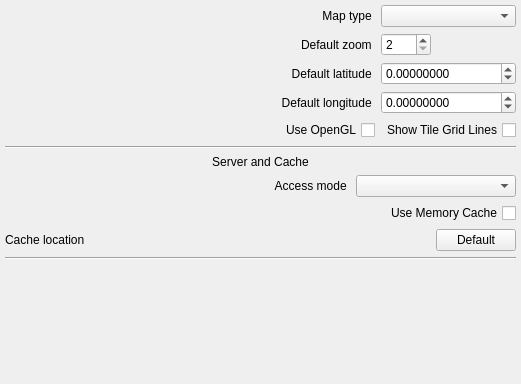
openpilot/OpenPilot, file ground/src/plugins/opmap/opmapgadgetoptionspage.ui: the form before one commit.
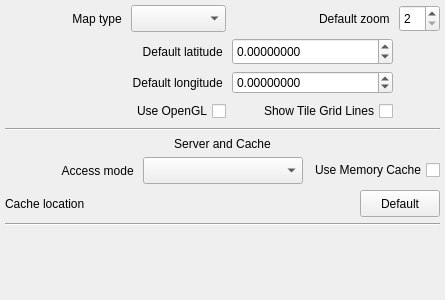
The form after the commit. Custom widgets are drawn as their Qt base class.

Commit message: Make OPMap options page a bit nicer with resize and consistent with behaviour of other config dialogs.

The edit to the form file:
```diff
--- a/ground/src/plugins/opmap/opmapgadgetoptionspage.ui
+++ b/ground/src/plugins/opmap/opmapgadgetoptionspage.ui
@@ -6,8 +6,8 @@
    <rect>
     <x>0</x>
     <y>0</y>
-    <width>521</width>
-    <height>384</height>
+    <width>445</width>
+    <height>300</height>
    </rect>
   </property>
   <property name="sizePolicy">
@@ -16,6 +16,12 @@
     <verstretch>0</verstretch>
    </sizepolicy>
   </property>
+  <property name="minimumSize">
+   <size>
+    <width>445</width>
+    <height>300</height>
+   </size>
+  </property>
   <property name="windowTitle">
    <string>Form</string>
   </property>
@@ -24,73 +30,79 @@
     <number>5</number>
    </property>
    <item row="1" column="0">
-    <layout class="QGridLayout" name="gridLayout_3" rowstretch="0,0,0,0,0,0,0">
-     <item row="4" column="2">
-      <widget class="QLabel" name="label_4">
+    <layout class="QGridLayout" name="gridLayout_3" rowstretch="0,0,0,0,0,0,0" rowminimumheight="22,22,22,0,22,0,0">
+     <item row="2" column="0">
+      <spacer name="horizontalSpacer_4">
+       <property name="orientation">
+        <enum>Qt::Horizontal</enum>
+       </property>
+       <property name="sizeHint" stdset="0">
+        <size>
+         <width>40</width>
+         <height>20</height>
+        </size>
+       </property>
+      </spacer>
+     </item>
+     <item row="0" column="0">
+      <widget class="QLabel" name="label">
        <property name="text">
-        <string>Default longitude </string>
+        <string>Map type </string>
        </property>
        <property name="alignment">
         <set>Qt::AlignRight|Qt::AlignTrailing|Qt::AlignVCenter</set>
        </property>
       </widget>
      </item>
-     <item row="4" column="3">
-      <widget class="QDoubleSpinBox" name="longitudeSpinBox">
+     <item row="0" column="2">
+      <widget class="QComboBox" name="providerComboBox">
+       <property name="sizePolicy">
+        <sizepolicy hsizetype="Preferred" vsizetype="Minimum">
+         <horstretch>0</horstretch>
+         <verstretch>0</verstretch>
+        </sizepolicy>
+       </property>
        <property name="minimumSize">
         <size>
-         <width>120</width>
-         <height>0</height>
+         <width>0</width>
+         <height>27</height>
         </size>
        </property>
-       <property name="frame">
-        <bool>true</bool>
+       <property name="cursor">
+        <cursorShape>OpenHandCursor</cursorShape>
        </property>
-       <property name="decimals">
-        <number>8</number>
+       <property name="maxVisibleItems">
+        <number>15</number>
        </property>
-       <property name="minimum">
-        <double>-180.000000000000000</double>
-       </property>
-       <property name="maximum">
-        <double>180.000000000000000</double>
-       </property>
-      </widget>
-     </item>
-     <item row="2" column="3">
-      <widget class="QDoubleSpinBox" name="latitudeSpinBox">
-       <property name="minimumSize">
-        <size>
-         <width>120</width>
-         <height>0</height>
-        </size>
-       </property>
        <property name="frame">
         <bool>true</bool>
        </property>
-       <property name="decimals">
-        <number>8</number>
-       </property>
-       <property name="minimum">
-        <double>-90.000000000000000</double>
-       </property>
-       <property name="maximum">
-        <double>90.000000000000000</double>
-       </property>
       </widget>
      </item>
-     <item row="2" column="2">
-      <widget class="QLabel" name="label_3">
+     <item row="0" column="3">
+      <widget class="QLabel" name="label_2">
        <property name="text">
-        <string>Default latitude </string>
+        <string>Default zoom </string>
        </property>
        <property name="alignment">
         <set>Qt::AlignRight|Qt::AlignTrailing|Qt::AlignVCenter</set>
        </property>
       </widget>
      </item>
-     <item row="1" column="3">
+     <item row="0" column="4">
       <widget class="QSpinBox" name="zoomSpinBox">
+       <property name="sizePolicy">
+        <sizepolicy hsizetype="Minimum" vsizetype="Minimum">
+         <horstretch>0</horstretch>
+         <verstretch>0</verstretch>
+        </sizepolicy>
+       </property>
+       <property name="minimumSize">
+        <size>
+         <width>0</width>
+         <height>27</height>
+        </size>
+       </property>
        <property name="maximumSize">
         <size>
          <width>50</width>
@@ -109,43 +121,92 @@
       </widget>
      </item>
      <item row="1" column="2">
-      <widget class="QLabel" name="label_2">
+      <widget class="QLabel" name="label_3">
        <property name="text">
-        <string>Default zoom </string>
+        <string>Default latitude </string>
        </property>
        <property name="alignment">
         <set>Qt::AlignRight|Qt::AlignTrailing|Qt::AlignVCenter</set>
        </property>
       </widget>
      </item>
-     <item row="0" column="3">
-      <widget class="QComboBox" name="providerComboBox">
-       <property name="cursor">
-        <cursorShape>OpenHandCursor</cursorShape>
+     <item row="1" column="3">
+      <widget class="QDoubleSpinBox" name="latitudeSpinBox">
+       <property name="sizePolicy">
+        <sizepolicy hsizetype="Minimum" vsizetype="Minimum">
+         <horstretch>0</horstretch>
+         <verstretch>0</verstretch>
+        </sizepolicy>
        </property>
-       <property name="maxVisibleItems">
-        <number>15</number>
+       <property name="minimumSize">
+        <size>
+         <width>120</width>
+         <height>27</height>
+        </size>
        </property>
        <property name="frame">
         <bool>true</bool>
        </property>
+       <property name="decimals">
+        <number>8</number>
+       </property>
+       <property name="minimum">
+        <double>-90.000000000000000</double>
+       </property>
+       <property name="maximum">
+        <double>90.000000000000000</double>
+       </property>
       </widget>
      </item>
-     <item row="0" column="2">
-      <widget class="QLabel" name="label">
+     <item row="2" column="2">
+      <widget class="QLabel" name="label_4">
        <property name="text">
-        <string>Map type </string>
+        <string>Default longitude </string>
        </property>
        <property name="alignment">
         <set>Qt::AlignRight|Qt::AlignTrailing|Qt::AlignVCenter</set>
        </property>
       </widget>
      </item>
-     <item row="6" column="3">
+     <item row="2" column="3">
+      <widget class="QDoubleSpinBox" name="longitudeSpinBox">
+       <property name="sizePolicy">
+        <sizepolicy hsizetype="Minimum" vsizetype="Minimum">
+         <horstretch>0</horstretch>
+         <verstretch>27</verstretch>
+        </sizepolicy>
+       </property>
+       <property name="minimumSize">
+        <size>
+         <width>120</width>
+         <height>0</height>
+        </size>
+       </property>
+       <property name="frame">
+        <bool>true</bool>
+       </property>
+       <property name="decimals">
+        <number>8</number>
+       </property>
+       <property name="minimum">
+        <double>-180.000000000000000</double>
+       </property>
+       <property name="maximum">
+        <double>180.000000000000000</double>
+       </property>
+      </widget>
+     </item>
+     <item row="4" column="3">
       <widget class="QCheckBox" name="checkBoxShowTileGridLines">
        <property name="enabled">
         <bool>true</bool>
        </property>
+       <property name="minimumSize">
+        <size>
+         <width>161</width>
+         <height>22</height>
+        </size>
+       </property>
        <property name="mouseTracking">
         <bool>true</bool>
        </property>
@@ -157,24 +218,17 @@
        </property>
       </widget>
      </item>
-     <item row="2" column="0">
-      <spacer name="horizontalSpacer_4">
-       <property name="orientation">
-        <enum>Qt::Horizontal</enum>
-       </property>
-       <property name="sizeHint" stdset="0">
-        <size>
-         <width>40</width>
-         <height>20</height>
-        </size>
-       </property>
-      </spacer>
-     </item>
-     <item row="6" column="2">
+     <item row="4" column="2">
       <widget class="QCheckBox" name="checkBoxUseOpenGL">
        <property name="enabled">
         <bool>true</bool>
        </property>
+       <property name="minimumSize">
+        <size>
+         <width>0</width>
+         <height>22</height>
+        </size>
+       </property>
        <property name="layoutDirection">
         <enum>Qt::RightToLeft</enum>
        </property>
@@ -185,7 +239,7 @@
      </item>
     </layout>
    </item>
-   <item row="10" column="0">
+   <item row="8" column="0">
     <spacer name="verticalSpacer">
      <property name="orientation">
       <enum>Qt::Vertical</enum>
@@ -215,15 +269,12 @@
      </property>
     </widget>
    </item>
-   <item row="9" column="0">
-    <widget class="Line" name="line_2">
-     <property name="orientation">
-      <enum>Qt::Horizontal</enum>
-     </property>
-    </widget>
-   </item>
    <item row="7" column="0">
-    <layout class="QGridLayout" name="gridLayout_5"/>
+    <widget class="Line" name="line_2">
+     <property name="orientation">
+      <enum>Qt::Horizontal</enum>
+     </property>
+    </widget>
    </item>
    <item row="4" column="0">
     <layout class="QHBoxLayout" name="horizontalLayout">
@@ -261,7 +312,7 @@
        <property name="minimumSize">
         <size>
          <width>160</width>
-         <height>0</height>
+         <height>27</height>
         </size>
        </property>
        <property name="cursor">
@@ -272,9 +323,28 @@
        </property>
       </widget>
      </item>
+     <item>
+      <widget class="QCheckBox" name="checkBoxUseMemoryCache">
+       <property name="enabled">
+        <bool>true</bool>
+       </property>
+       <property name="minimumSize">
+        <size>
+         <width>0</width>
+         <height>22</height>
+        </size>
+       </property>
+       <property name="layoutDirection">
+        <enum>Qt::RightToLeft</enum>
+       </property>
+       <property name="text">
+        <string>Use Memory Cache</string>
+       </property>
+      </widget>
+     </item>
     </layout>
    </item>
-   <item row="6" column="0">
+   <item row="5" column="0">
     <layout class="QHBoxLayout" name="horizontalLayout_3">
      <item>
       <widget class="QLabel" name="label_5">
@@ -307,6 +377,12 @@
          <verstretch>0</verstretch>
         </sizepolicy>
        </property>
+       <property name="minimumSize">
+        <size>
+         <width>0</width>
+         <height>27</height>
+        </size>
+       </property>
        <property name="cursor">
         <cursorShape>OpenHandCursor</cursorShape>
        </property>
@@ -329,36 +405,6 @@
      </item>
     </layout>
    </item>
-   <item row="5" column="0">
-    <layout class="QHBoxLayout" name="horizontalLayout_2">
-     <item>
-      <spacer name="horizontalSpacer">
-       <property name="orientation">
-        <enum>Qt::Horizontal</enum>
-       </property>
-       <property name="sizeHint" stdset="0">
-        <size>
-         <width>40</width>
-         <height>20</height>
-        </size>
-       </property>
-      </spacer>
-     </item>
-     <item>
-      <widget class="QCheckBox" name="checkBoxUseMemoryCache">
-       <property name="enabled">
-        <bool>true</bool>
-       </property>
-       <property name="layoutDirection">
-        <enum>Qt::RightToLeft</enum>
-       </property>
-       <property name="text">
-        <string>Use Memory Cache</string>
-       </property>
-      </widget>
-     </item>
-    </layout>
-   </item>
   </layout>
  </widget>
  <customwidgets>
```
